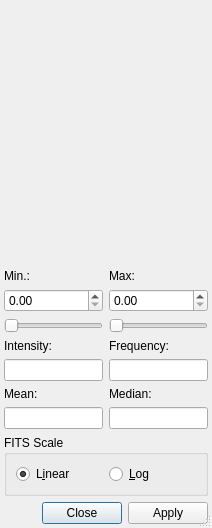
Qt form kstars/fitsviewer/fitshistogramui.ui (KDE/kstars) before a commit.
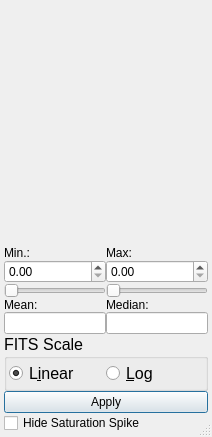
The same form after that commit. Custom widgets are drawn as their Qt base class.

What changed in the file:
```diff
--- a/kstars/fitsviewer/fitshistogramui.ui
+++ b/kstars/fitsviewer/fitshistogramui.ui
@@ -7,7 +7,7 @@
     <x>0</x>
     <y>0</y>
     <width>212</width>
-    <height>528</height>
+    <height>437</height>
    </rect>
   </property>
   <property name="sizePolicy">
@@ -35,6 +35,9 @@
    <bool>true</bool>
   </property>
   <layout class="QVBoxLayout" name="verticalLayout">
+   <property name="spacing">
+    <number>0</number>
+   </property>
    <property name="leftMargin">
     <number>4</number>
    </property>
@@ -73,66 +76,9 @@
     <layout class="QHBoxLayout" name="horizontalLayout_2">
      <item>
       <layout class="QGridLayout" name="gridLayout_2">
-       <item row="1" column="1">
-        <widget class="QDoubleSpinBox" name="maxEdit"/>
-       </item>
-       <item row="6" column="0">
-        <widget class="QLabel" name="minLabel_2">
-         <property name="text">
-          <string>Mean:</string>
-         </property>
-        </widget>
-       </item>
-       <item row="3" column="0">
-        <widget class="QLabel" name="intensityLabel">
-         <property name="text">
-          <string>Intensity:</string>
-         </property>
-        </widget>
-       </item>
-       <item row="1" column="0">
-        <widget class="QDoubleSpinBox" name="minEdit"/>
-       </item>
-       <item row="0" column="0">
-        <widget class="QLabel" name="minLabel">
-         <property name="text">
-          <string>Min.:</string>
-         </property>
-        </widget>
-       </item>
-       <item row="3" column="1">
-        <widget class="QLabel" name="frequencyLabel">
-         <property name="text">
-          <string>Frequency:</string>
-         </property>
-        </widget>
-       </item>
-       <item row="4" column="1">
-        <widget class="QLineEdit" name="frequencyEdit">
-         <property name="sizePolicy">
-          <sizepolicy hsizetype="Preferred" vsizetype="Fixed">
-           <horstretch>0</horstretch>
-           <verstretch>0</verstretch>
-          </sizepolicy>
-         </property>
-         <property name="readOnly">
-          <bool>true</bool>
-         </property>
-        </widget>
-       </item>
-       <item row="4" column="0">
-        <widget class="QLineEdit" name="intensityEdit">
-         <property name="sizePolicy">
-          <sizepolicy hsizetype="Preferred" vsizetype="Fixed">
-           <horstretch>0</horstretch>
-           <verstretch>0</verstretch>
-          </sizepolicy>
-         </property>
-         <property name="readOnly">
-          <bool>true</bool>
-         </property>
-        </widget>
-       </item>
+       <property name="spacing">
+        <number>0</number>
+       </property>
        <item row="0" column="1">
         <widget class="QLabel" name="maxLabel">
          <property name="text">
@@ -140,8 +86,8 @@
          </property>
         </widget>
        </item>
-       <item row="7" column="0">
-        <widget class="QLineEdit" name="meanEdit">
+       <item row="5" column="1">
+        <widget class="QLineEdit" name="medianEdit">
          <property name="sizePolicy">
           <sizepolicy hsizetype="Preferred" vsizetype="Fixed">
            <horstretch>0</horstretch>
@@ -153,15 +99,21 @@
          </property>
         </widget>
        </item>
-       <item row="6" column="1">
+       <item row="4" column="1">
         <widget class="QLabel" name="maxLabel_2">
          <property name="text">
           <string>Median:</string>
          </property>
         </widget>
        </item>
-       <item row="7" column="1">
-        <widget class="QLineEdit" name="medianEdit">
+       <item row="1" column="0">
+        <widget class="QDoubleSpinBox" name="minEdit"/>
+       </item>
+       <item row="1" column="1">
+        <widget class="QDoubleSpinBox" name="maxEdit"/>
+       </item>
+       <item row="5" column="0">
+        <widget class="QLineEdit" name="meanEdit">
          <property name="sizePolicy">
           <sizepolicy hsizetype="Preferred" vsizetype="Fixed">
            <horstretch>0</horstretch>
@@ -173,6 +125,13 @@
          </property>
         </widget>
        </item>
+       <item row="4" column="0">
+        <widget class="QLabel" name="minLabel_2">
+         <property name="text">
+          <string>Mean:</string>
+         </property>
+        </widget>
+       </item>
        <item row="2" column="0">
         <widget class="QSlider" name="minSlider">
          <property name="orientation">
@@ -187,6 +146,13 @@
          </property>
         </widget>
        </item>
+       <item row="0" column="0">
+        <widget class="QLabel" name="minLabel">
+         <property name="text">
+          <string>Min.:</string>
+         </property>
+        </widget>
+       </item>
       </layout>
      </item>
     </layout>
@@ -199,6 +165,11 @@
        <verstretch>0</verstretch>
       </sizepolicy>
      </property>
+     <property name="font">
+      <font>
+       <pointsize>12</pointsize>
+      </font>
+     </property>
      <property name="layoutDirection">
       <enum>Qt::LeftToRight</enum>
      </property>
@@ -209,6 +180,21 @@
       <string>FITS Scale</string>
      </property>
      <layout class="QHBoxLayout" name="horizontalLayout_3">
+      <property name="spacing">
+       <number>0</number>
+      </property>
+      <property name="leftMargin">
+       <number>2</number>
+      </property>
+      <property name="topMargin">
+       <number>2</number>
+      </property>
+      <property name="rightMargin">
+       <number>2</number>
+      </property>
+      <property name="bottomMargin">
+       <number>2</number>
+      </property>
       <item>
        <widget class="QRadioButton" name="linearR">
         <property name="text">
@@ -230,9 +216,16 @@
     </widget>
    </item>
    <item>
-    <widget class="QDialogButtonBox" name="buttonBox">
-     <property name="standardButtons">
-      <set>QDialogButtonBox::Apply|QDialogButtonBox::Close</set>
+    <widget class="QPushButton" name="applyB">
+     <property name="text">
+      <string>Apply</string>
+     </property>
+    </widget>
+   </item>
+   <item>
+    <widget class="QCheckBox" name="hideSaturated">
+     <property name="text">
+      <string>Hide Saturation Spike</string>
      </property>
     </widget>
    </item>
```
